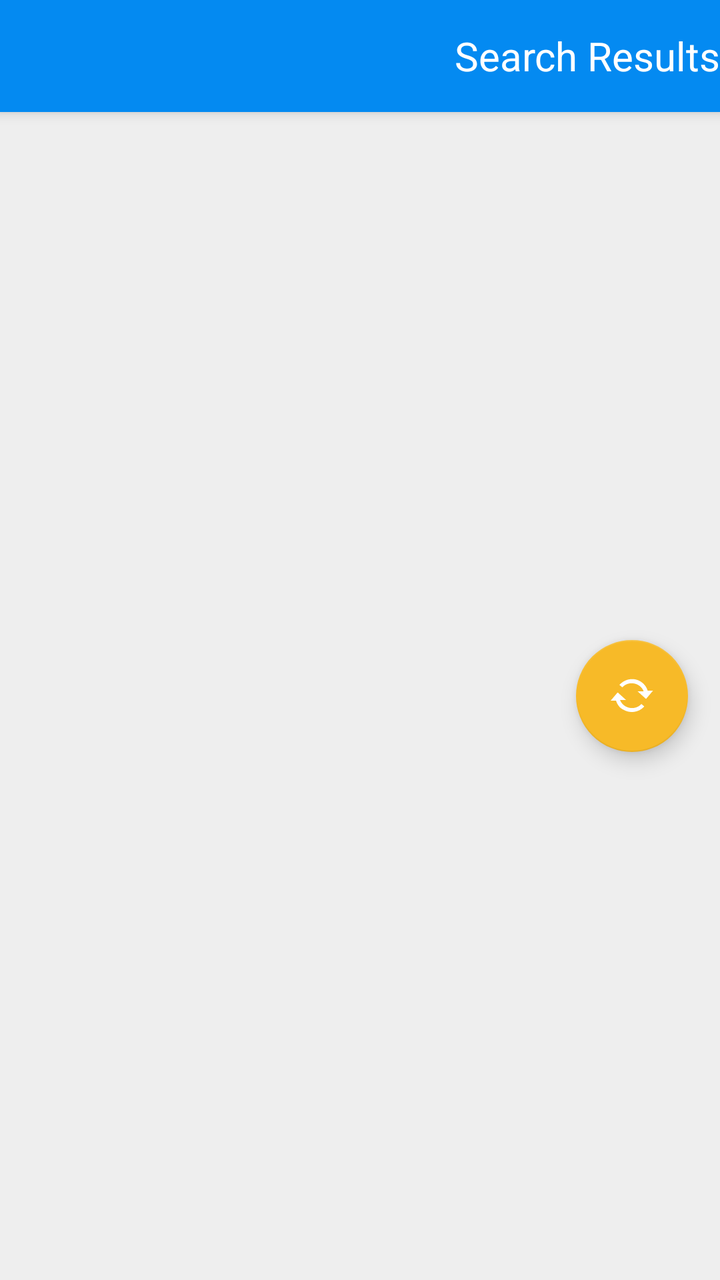
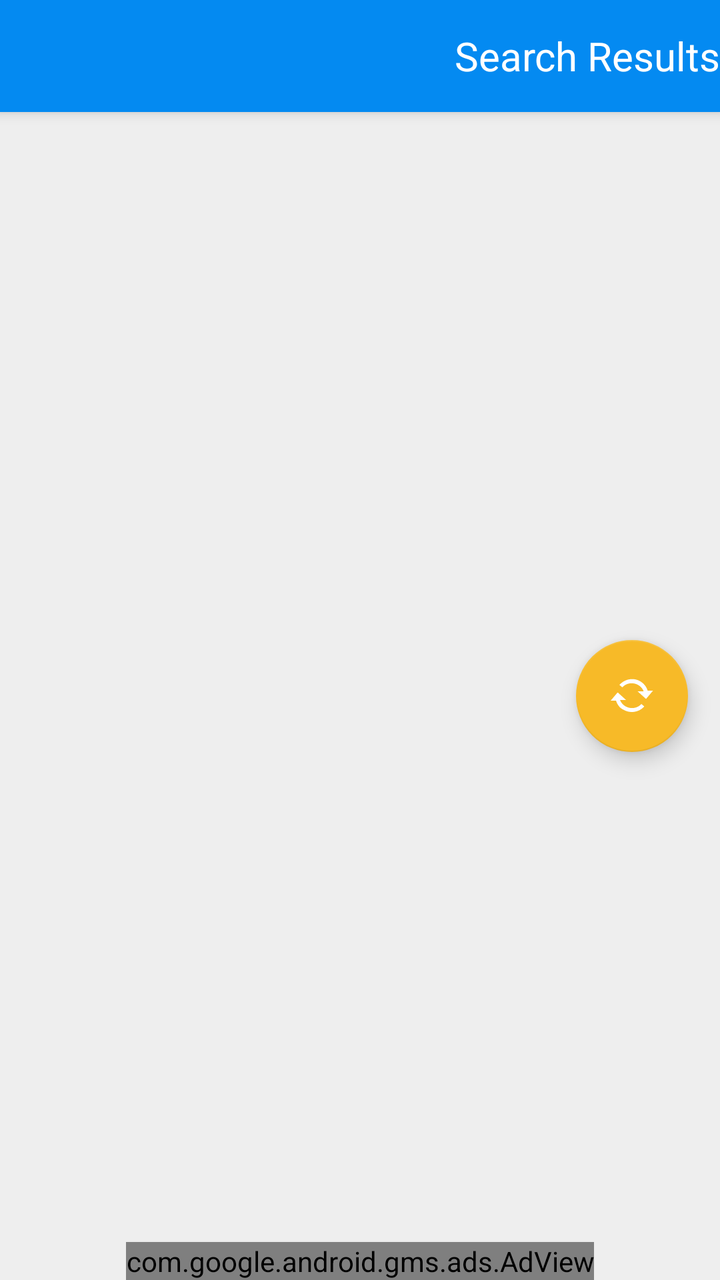

Before-and-after screenshots of an Android layout around one commit, followed by the original layout XML and the change that was made.
<!-- AndroidManifest.xml: activity theme AppTheme.NoActionBar -->
<!-- res/layout/activity_index.xml -->
<?xml version="1.0" encoding="utf-8"?>
<androidx.coordinatorlayout.widget.CoordinatorLayout
    xmlns:android="http://schemas.android.com/apk/res/android"
    xmlns:app="http://schemas.android.com/apk/res-auto"
    xmlns:tools="http://schemas.android.com/tools"
    android:layout_width="match_parent"
    android:layout_height="match_parent"
    android:fitsSystemWindows="true"
    tools:context=".view.IndexActivity">

    <com.google.android.material.appbar.AppBarLayout
        android:id="@+id/spawn_appbar"
        android:layout_width="match_parent"
        android:layout_height="wrap_content"
        android:theme="@style/AppTheme.AppBarOverlay">

        <androidx.appcompat.widget.Toolbar
            android:id="@+id/spawn_toolbar"
            android:layout_width="match_parent"
            android:layout_height="?attr/actionBarSize"
            app:popupTheme="@style/AppTheme.PopupOverlay">

            <TextView
                android:layout_width="match_parent"
                android:layout_height="match_parent"
                android:gravity="end|center_vertical"
                android:textSize="@dimen/text_size_paragraph_title"
                android:textColor="#fff"
                android:text="@string/title_activity_index"
                style="@style/AppTheme.AppBarOverlay"/>

        </androidx.appcompat.widget.Toolbar>

    </com.google.android.material.appbar.AppBarLayout>


    <FrameLayout
        android:layout_width="match_parent"
        android:layout_height="match_parent"
        app:layout_behavior="@string/appbar_scrolling_view_behavior">

        <LinearLayout
            android:layout_width="match_parent"
            android:layout_height="match_parent"
            android:orientation="horizontal">

            <FrameLayout
                android:id="@+id/spawn_list_container"
                android:layout_width="match_parent"
                android:layout_height="match_parent">


                <androidx.recyclerview.widget.RecyclerView
                    android:id="@+id/spawn_list"
                    android:layout_width="match_parent"
                    android:layout_height="match_parent"
                    android:background="@color/colorChalk"
                    app:layoutManager="androidx.recyclerview.widget.LinearLayoutManager"
                    tools:context=".view.IndexActivity"
                    tools:listitem="@layout/item_index"/>

                <ProgressBar
                    android:id="@+id/spawn_progress"
                    android:layout_width="80dp"
                    android:layout_height="80dp"
                    android:layout_gravity="center"
                    android:visibility="gone"/>

                <com.google.android.material.floatingactionbutton.FloatingActionButton
                    android:id="@+id/spawn_fab"
                    android:layout_width="wrap_content"
                    android:layout_height="wrap_content"
                    android:layout_gravity="center_vertical|end"
                    android:layout_marginEnd="@dimen/fab_margin"
                    android:backgroundTint="@color/colorCheer"
                    app:srcCompat="@drawable/action_sync"
                    android:contentDescription="@string/description_refresh_button"/>

            </FrameLayout>

            <FrameLayout
                android:id="@+id/spawn_detail_container"
                android:layout_width="match_parent"
                android:layout_height="match_parent"
                android:visibility="gone"
                android:background="@color/colorNeutralLight"
                app:layout_behavior="@string/appbar_scrolling_view_behavior" />

        </LinearLayout>

    </FrameLayout>

</androidx.coordinatorlayout.widget.CoordinatorLayout>
<!-- res/layout/item_index.xml (included above) -->
<?xml version="1.0" encoding="utf-8"?>
<androidx.constraintlayout.widget.ConstraintLayout
    xmlns:android="http://schemas.android.com/apk/res/android"
    xmlns:app="http://schemas.android.com/apk/res-auto"
    android:id="@+id/spawn_item_view"
    android:layout_width="match_parent"
    android:layout_height="125dp"
    android:layout_margin="2dp"
    android:background="#fff">

        <TextView
            android:id="@+id/spawn_item_primary"
            android:layout_width="0dp"
            android:layout_height="55dp"
            android:layout_margin="4dp"
            android:ellipsize="end"
            android:scrollHorizontally="true"
            android:textAppearance="?attr/textAppearanceListItem"
            android:textSize="@dimen/text_size_paragraph_title"
            app:layout_constraintEnd_toEndOf="parent"
            app:layout_constraintHorizontal_bias="0.473"
            app:layout_constraintStart_toStartOf="parent"
            app:layout_constraintTop_toTopOf="parent" />

        <LinearLayout
            android:id="@+id/spawn_item_details"
            android:layout_width="0dp"
            android:layout_height="64dp"
            android:orientation="vertical"
            android:layout_margin="4dp"
            app:layout_constraintHorizontal_bias="1.0"
            app:layout_constraintEnd_toStartOf="@+id/relativeLayout"
            app:layout_constraintStart_toStartOf="parent"
            app:layout_constraintTop_toBottomOf="@+id/spawn_item_primary"
            app:layout_constraintBottom_toBottomOf="parent">

            <TextView
                android:id="@+id/spawn_item_secondary"
                android:layout_width="match_parent"
                android:layout_height="32dp"
                android:textAppearance="?attr/textAppearanceListItem" />

            <TextView
                android:id="@+id/spawn_item_tertiary"
                android:layout_width="match_parent"
                android:layout_height="32dp"
                android:textAppearance="?attr/textAppearanceListItem"/>

        </LinearLayout>

        <RelativeLayout
            android:id="@+id/relativeLayout"
            android:layout_width="77dp"
            android:layout_height="62dp"
            android:layout_margin="4dp"
            app:layout_constraintBottom_toBottomOf="parent"
            app:layout_constraintEnd_toEndOf="parent"
            app:layout_constraintHorizontal_bias="1.0"
            app:layout_constraintStart_toEndOf="@+id/spawn_item_details">

            <ImageView
                android:id="@+id/spawn_item_logo"
                android:layout_width="wrap_content"
                android:layout_height="300dp"
                android:adjustViewBounds="true"
                android:contentDescription="@string/description_charity_logo" />

        </RelativeLayout>

</androidx.constraintlayout.widget.ConstraintLayout>
<!-- resources referenced by this layout -->
<resources>
  <color name="colorChalk">#EEE</color>
  <color name="colorCheer">#F7BA28</color>
  <color name="colorNeutralLight">#DDD</color>
  <dimen name="fab_margin">16dp</dimen>
  <dimen name="text_size_paragraph_title">20sp</dimen>
  <!-- drawable action_sync: png bitmap (drawable-hdpi, 1012 bytes) -->
  <string name="description_charity_logo">This is the logo that corresponds to the listed charity</string>
  <string name="description_refresh_button">Press this button to refresh the list of charities</string>
  <string name="title_activity_index">Search Results</string>
  <style name="AppTheme.AppBarOverlay" parent="ThemeOverlay.AppCompat.Dark.ActionBar" />
  <style name="AppTheme.PopupOverlay" parent="@android:style/Widget.PopupMenu">
          <item name="android:background">@color/colorPrimary</item>
      </style>
  <style name="AppTheme.NoActionBar">
          <item name="windowActionBar">false</item>
          <item name="windowNoTitle">true</item>
      </style>
  <color name="colorPrimary">#048AF1</color>
</resources>

<!-- the commit's change to res/layout/activity_index.xml (unified diff, before → after) -->
@@ -75,6 +75,16 @@
                     android:backgroundTint="@color/colorCheer"
                     app:srcCompat="@drawable/action_sync"
                     android:contentDescription="@string/description_refresh_button"/>
+
+                <com.google.android.gms.ads.AdView
+
+                    xmlns:ads="http://schemas.android.com/apk/res-auto"
+                    android:id="@+id/index_banner"
+                    android:layout_width="wrap_content"
+                    android:layout_height="wrap_content"
+                    android:layout_gravity="center_horizontal|bottom"
+                    ads:adSize="BANNER"
+                    ads:adUnitId="@string/am_banner_id"/>
 
             </FrameLayout>
 
